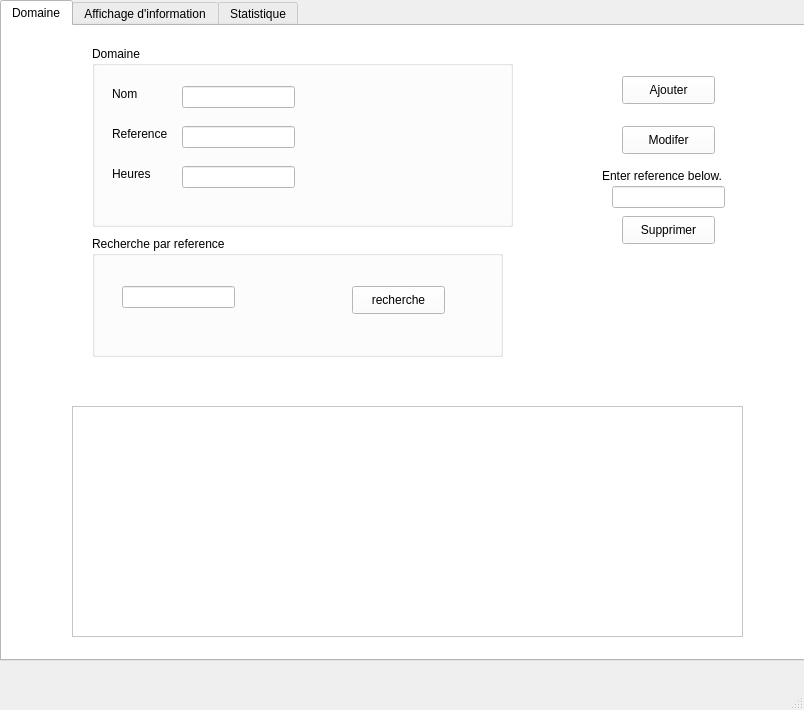
Qt form mainwindow.ui (sirineghribi/SMART_RECRUITING_2A17) before a commit.
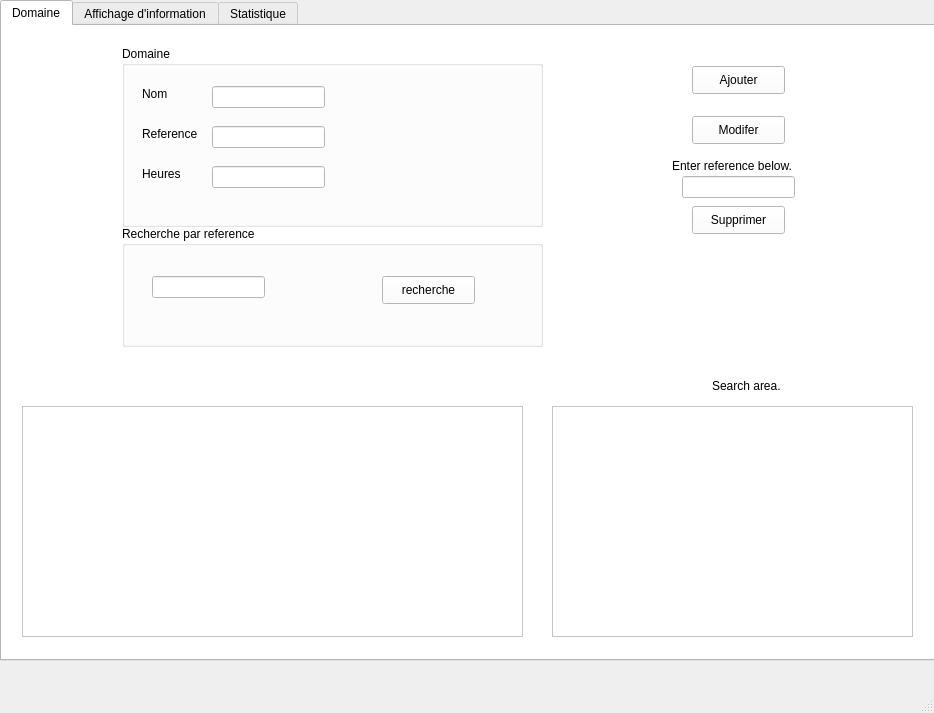
The same form after that commit. Icons and pictures are not drawn.

The edit to the form file:
```diff
--- a/mainwindow.ui
+++ b/mainwindow.ui
@@ -6,8 +6,8 @@
    <rect>
     <x>0</x>
     <y>0</y>
-    <width>804</width>
-    <height>710</height>
+    <width>934</width>
+    <height>713</height>
    </rect>
   </property>
   <property name="windowTitle">
@@ -22,7 +22,7 @@
      <rect>
       <x>0</x>
       <y>0</y>
-      <width>811</width>
+      <width>941</width>
       <height>661</height>
      </rect>
     </property>
@@ -484,7 +484,7 @@
      <widget class="QGroupBox" name="groupBox">
       <property name="geometry">
        <rect>
-        <x>90</x>
+        <x>120</x>
         <y>20</y>
         <width>421</width>
         <height>181</height>
@@ -566,9 +566,9 @@
      <widget class="QGroupBox" name="groupBox_2">
       <property name="geometry">
        <rect>
-        <x>90</x>
-        <y>210</y>
-        <width>411</width>
+        <x>120</x>
+        <y>200</y>
+        <width>421</width>
         <height>121</height>
        </rect>
       </property>
@@ -606,8 +606,8 @@
      <widget class="QPushButton" name="pb_ajouter">
       <property name="geometry">
        <rect>
-        <x>620</x>
-        <y>50</y>
+        <x>690</x>
+        <y>40</y>
         <width>93</width>
         <height>28</height>
        </rect>
@@ -623,8 +623,8 @@
      <widget class="QPushButton" name="modify_button">
       <property name="geometry">
        <rect>
-        <x>620</x>
-        <y>100</y>
+        <x>690</x>
+        <y>90</y>
         <width>93</width>
         <height>28</height>
        </rect>
@@ -640,8 +640,8 @@
      <widget class="QPushButton" name="supp_button">
       <property name="geometry">
        <rect>
-        <x>620</x>
-        <y>190</y>
+        <x>690</x>
+        <y>180</y>
         <width>93</width>
         <height>28</height>
        </rect>
@@ -657,8 +657,8 @@
      <widget class="QLabel" name="label_12">
       <property name="geometry">
        <rect>
-        <x>600</x>
-        <y>140</y>
+        <x>670</x>
+        <y>130</y>
         <width>141</width>
         <height>20</height>
        </rect>
@@ -670,9 +670,9 @@
      <widget class="QTableView" name="tab_domaine">
       <property name="geometry">
        <rect>
-        <x>70</x>
+        <x>20</x>
         <y>380</y>
-        <width>671</width>
+        <width>501</width>
         <height>231</height>
        </rect>
       </property>
@@ -680,13 +680,36 @@
      <widget class="QLineEdit" name="ref_supp">
       <property name="geometry">
        <rect>
-        <x>610</x>
-        <y>160</y>
+        <x>680</x>
+        <y>150</y>
         <width>113</width>
         <height>22</height>
        </rect>
       </property>
      </widget>
+     <widget class="QTableView" name="search_tab">
+      <property name="geometry">
+       <rect>
+        <x>550</x>
+        <y>380</y>
+        <width>361</width>
+        <height>231</height>
+       </rect>
+      </property>
+     </widget>
+     <widget class="QLabel" name="label_14">
+      <property name="geometry">
+       <rect>
+        <x>710</x>
+        <y>350</y>
+        <width>71</width>
+        <height>20</height>
+       </rect>
+      </property>
+      <property name="text">
+       <string>Search area.</string>
+      </property>
+     </widget>
     </widget>
     <widget class="QWidget" name="tab_2">
      <attribute name="title">
```
Left out of the diff: 6 changed lines with no effect on the pictures.
